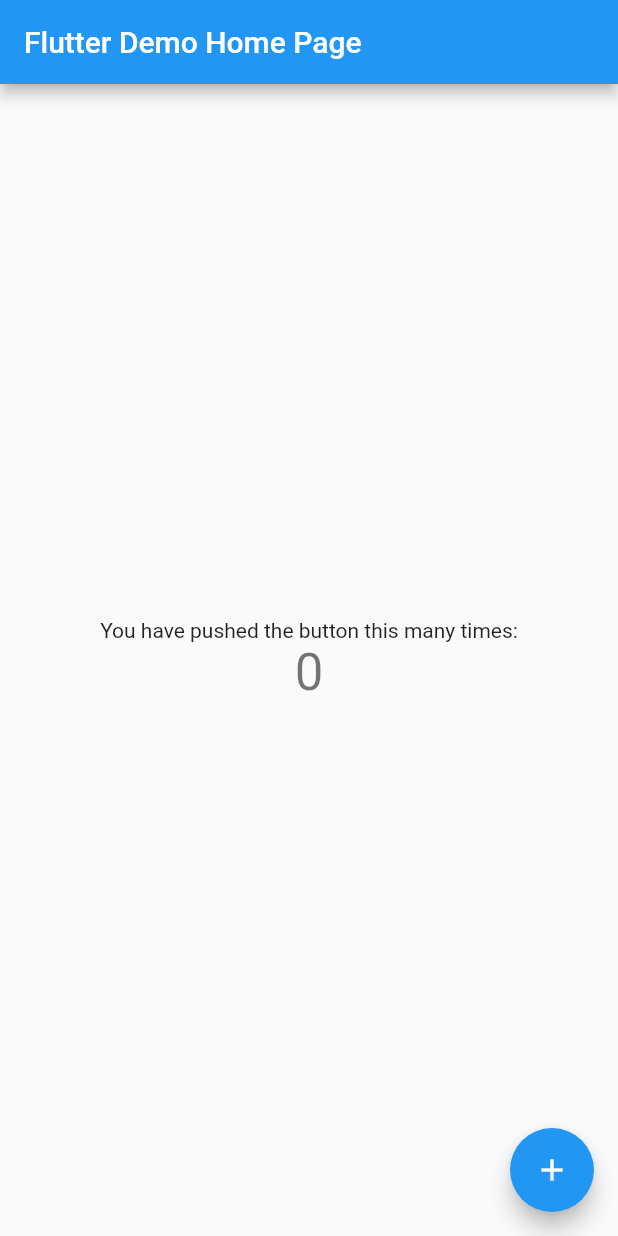
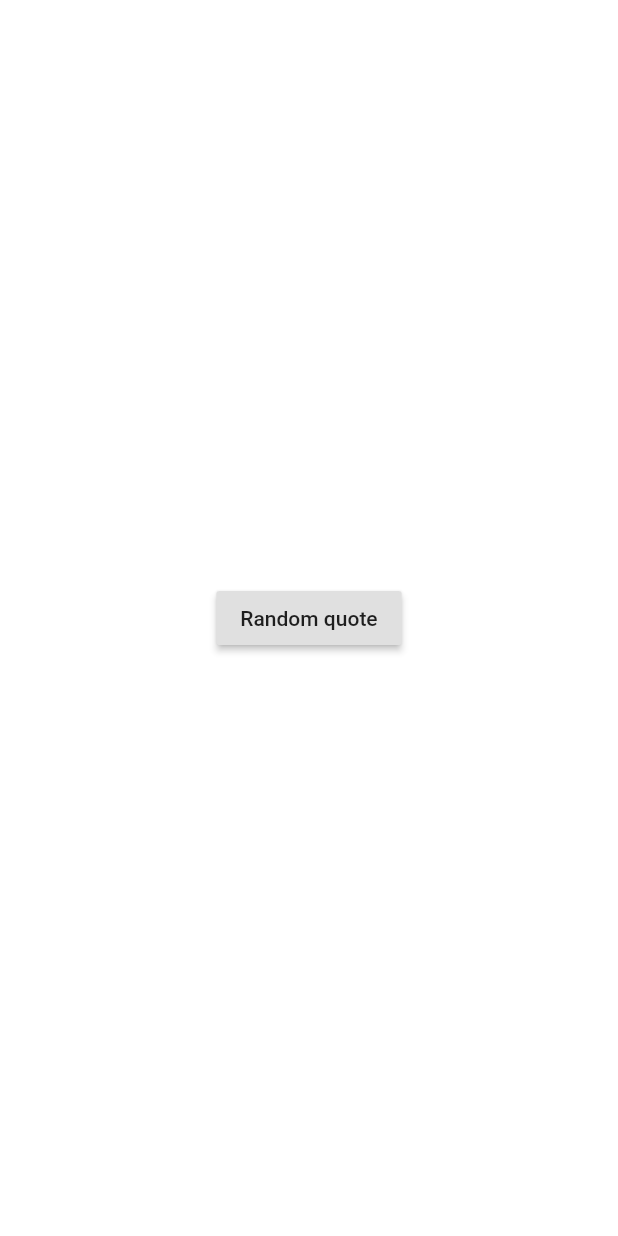
Before and after one commit to kuroski/challenge-quote-generator, a Flutter app: the screen it shows after launch, on a phone screen of 412 x 824 dp. Run offline on Flutter 3.47's test engine with Material 2 defaults, Android fonts, the phone set to English and light mode, and no system bars.

Commit message:
Start fetching quotes from the API

```diff
--- a/lib/main.dart
+++ b/lib/main.dart
@@ -1,4 +1,7 @@
 import 'package:flutter/material.dart';
+import 'package:provider/provider.dart';
+import 'package:quote_generator/models/quote_data.dart';
+import 'package:quote_generator/screens/quotes_screen.dart';
 
 void main() {
   runApp(MyApp());
@@ -8,110 +11,16 @@
   // This widget is the root of your application.
   @override
   Widget build(BuildContext context) {
-    return MaterialApp(
-      title: 'Flutter Demo',
-      theme: ThemeData(
-        // This is the theme of your application.
-        //
-        // Try running your application with "flutter run". You'll see the
-        // application has a blue toolbar. Then, without quitting the app, try
-        // changing the primarySwatch below to Colors.green and then invoke
-        // "hot reload" (press "r" in the console where you ran "flutter run",
-        // or simply save your changes to "hot reload" in a Flutter IDE).
-        // Notice that the counter didn't reset back to zero; the application
-        // is not restarted.
-        primarySwatch: Colors.blue,
-        // This makes the visual density adapt to the platform that you run
-        // the app on. For desktop platforms, the controls will be smaller and
-        // closer together (more dense) than on mobile platforms.
-        visualDensity: VisualDensity.adaptivePlatformDensity,
+    return ChangeNotifierProvider(
+      create: (_) => QuoteData(),
+      child: MaterialApp(
+        title: 'Flutter Demo',
+        theme: ThemeData(
+          primarySwatch: Colors.blue,
+          visualDensity: VisualDensity.adaptivePlatformDensity,
+        ),
+        home: QuotesScreen(),
       ),
-      home: MyHomePage(title: 'Flutter Demo Home Page'),
     );
   }
 }
-
-class MyHomePage extends StatefulWidget {
-  MyHomePage({Key key, this.title}) : super(key: key);
-
-  // This widget is the home page of your application. It is stateful, meaning
-  // that it has a State object (defined below) that contains fields that affect
-  // how it looks.
-
-  // This class is the configuration for the state. It holds the values (in this
-  // case the title) provided by the parent (in this case the App widget) and
-  // used by the build method of the State. Fields in a Widget subclass are
-  // always marked "final".
-
-  final String title;
-
-  @override
-  _MyHomePageState createState() => _MyHomePageState();
-}
-
-class _MyHomePageState extends State<MyHomePage> {
-  int _counter = 0;
-
-  void _incrementCounter() {
-    setState(() {
-      // This call to setState tells the Flutter framework that something has
-      // changed in this State, which causes it to rerun the build method below
-      // so that the display can reflect the updated values. If we changed
-      // _counter without calling setState(), then the build method would not be
-      // called again, and so nothing would appear to happen.
-      _counter++;
-    });
-  }
-
-  @override
-  Widget build(BuildContext context) {
-    // This method is rerun every time setState is called, for instance as done
-    // by the _incrementCounter method above.
-    //
-    // The Flutter framework has been optimized to make rerunning build methods
-    // fast, so that you can just rebuild anything that needs updating rather
-    // than having to individually change instances of widgets.
-    return Scaffold(
-      appBar: AppBar(
-        // Here we take the value from the MyHomePage object that was created by
-        // the App.build method, and use it to set our appbar title.
-        title: Text(widget.title),
-      ),
-      body: Center(
-        // Center is a layout widget. It takes a single child and positions it
-        // in the middle of the parent.
-        child: Column(
-          // Column is also a layout widget. It takes a list of children and
-          // arranges them vertically. By default, it sizes itself to fit its
-          // children horizontally, and tries to be as tall as its parent.
-          //
-          // Invoke "debug painting" (press "p" in the console, choose the
-          // "Toggle Debug Paint" action from the Flutter Inspector in Android
-          // Studio, or the "Toggle Debug Paint" command in Visual Studio Code)
-          // to see the wireframe for each widget.
-          //
-          // Column has various properties to control how it sizes itself and
-          // how it positions its children. Here we use mainAxisAlignment to
-          // center the children vertically; the main axis here is the vertical
-          // axis because Columns are vertical (the cross axis would be
-          // horizontal).
-          mainAxisAlignment: MainAxisAlignment.center,
-          children: <Widget>[
-            Text(
-              'You have pushed the button this many times:',
-            ),
-            Text(
-              '$_counter',
-              style: Theme.of(context).textTheme.headline4,
-            ),
-          ],
-        ),
-      ),
-      floatingActionButton: FloatingActionButton(
-        onPressed: _incrementCounter,
-        tooltip: 'Increment',
-        child: Icon(Icons.add),
-      ), // This trailing comma makes auto-formatting nicer for build methods.
-    );
-  }
-}
--- /dev/null
+++ b/lib/models/quote.dart
@@ -0,0 +1,7 @@
+class Quote {
+  final String id;
+  final String text;
+  final String author;
+
+  Quote(this.id, this.text, this.author);
+}
--- /dev/null
+++ b/lib/models/quote_data.dart
@@ -0,0 +1,22 @@
+import 'dart:convert';
+
+import 'package:flutter/foundation.dart';
+import 'package:quote_generator/models/quote.dart';
+import 'package:quote_generator/services/quoteApi.dart';
+
+const API = 'https://quote-garden.herokuapp.com/api/v2/quotes/random';
+
+class QuoteData extends ChangeNotifier {
+  final _api = QuoteApi();
+  Quote _quote;
+
+  Quote get quote {
+    return _quote;
+  }
+
+  Future<void> randomQuote() async {
+    final result = await _api.randomQuote();
+    _quote = Quote(result['_id'], result['quoteText'], result['quoteAuthor']);
+    notifyListeners();
+  }
+}
--- /dev/null
+++ b/lib/screens/author_screen.dart
@@ -0,0 +1,10 @@
+import 'package:flutter/cupertino.dart';
+
+class AuthorScreen extends StatelessWidget {
+  @override
+  Widget build(BuildContext context) {
+    return Container(
+      child: Text('Author screen'),
+    );
+  }
+}
--- /dev/null
+++ b/lib/screens/quotes_screen.dart
@@ -0,0 +1,26 @@
+import 'package:flutter/cupertino.dart';
+import 'package:flutter/material.dart';
+import 'package:provider/provider.dart';
+import 'package:quote_generator/models/quote_data.dart';
+
+class QuotesScreen extends StatelessWidget {
+  @override
+  Widget build(BuildContext context) {
+    final provider = Provider.of<QuoteData>(context);
+    String quote = '';
+    if (provider.quote != null) {
+      quote = provider.quote.text;
+    } else {
+      quote = 'Random quote';
+    }
+
+    return Container(
+      child: Center(
+        child: RaisedButton(
+          child: Text(quote),
+          onPressed: provider.randomQuote,
+        ),
+      ),
+    );
+  }
+}
--- /dev/null
+++ b/lib/services/quoteApi.dart
@@ -0,0 +1,18 @@
+import 'dart:convert';
+
+import 'package:http/http.dart' as http;
+
+const API = 'https://quote-garden.herokuapp.com/api/v2/quotes/random';
+
+class QuoteApi {
+  Future randomQuote() async {
+    http.Response response = await http.get(API);
+    if (response.statusCode == 200) {
+      var decodedData = jsonDecode(response.body);
+      return decodedData['quote'];
+    } else {
+      print(response.statusCode);
+      throw 'Problem fetching random quote';
+    }
+  }
+}
--- a/pubspec.yaml
+++ b/pubspec.yaml
@@ -23,6 +23,8 @@
 dependencies:
   flutter:
     sdk: flutter
+  provider: ^4.3.1
+  http: ^0.12.2
 
 
   # The following adds the Cupertino Icons font to your application.
```
Also changed, not shown: pubspec.lock.
